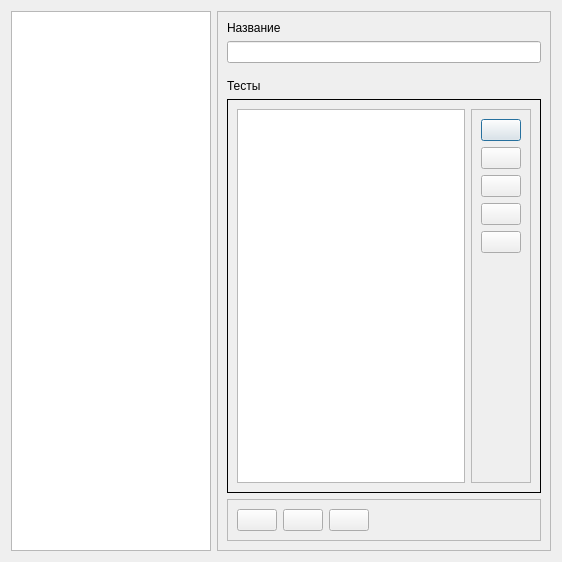
grigp/a-analyser, file personal_programs/dialogs/dailyprogramseditor.ui: the form before one commit.
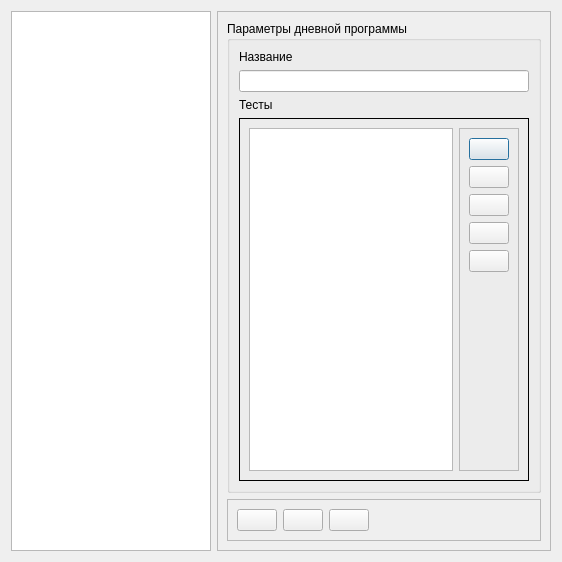
The form after the commit. Icons and pictures are not drawn.

Commit message: Разработка диалога выбора дневной программы SelectDailyProgram Начало разработки диалога индивидуальных программ PersonalProgramsEditor

The edit to the form file:
```diff
--- a/personal_programs/dialogs/dailyprogramseditor.ui
+++ b/personal_programs/dialogs/dailyprogramseditor.ui
@@ -40,6 +40,12 @@
      </property>
      <layout class="QVBoxLayout" name="verticalLayout_2">
       <item>
+       <widget class="QGroupBox" name="gbDP">
+        <property name="title">
+         <string>Параметры дневной программы</string>
+        </property>
+        <layout class="QVBoxLayout" name="verticalLayout_3">
+         <item>
        <widget class="QLabel" name="lblName">
         <property name="text">
          <string>Название</string>
@@ -49,22 +55,6 @@
       <item>
        <widget class="QLineEdit" name="edName"/>
       </item>
-      <item>
-       <spacer name="verticalSpacer_2">
-        <property name="orientation">
-         <enum>Qt::Vertical</enum>
-        </property>
-        <property name="sizeType">
-         <enum>QSizePolicy::Fixed</enum>
-        </property>
-        <property name="sizeHint" stdset="0">
-         <size>
-          <width>20</width>
-          <height>10</height>
-         </size>
-        </property>
-       </spacer>
-      </item>
       <item>
        <widget class="QLabel" name="lblTests">
         <property name="text">
@@ -211,6 +201,9 @@
                </size>
               </property>
              </spacer>
+               </item>
+              </layout>
+             </widget>
             </item>
            </layout>
           </widget>
```
Lines whose indentation alone changed are shown as unchanged. The commit also changes 12 other files.
